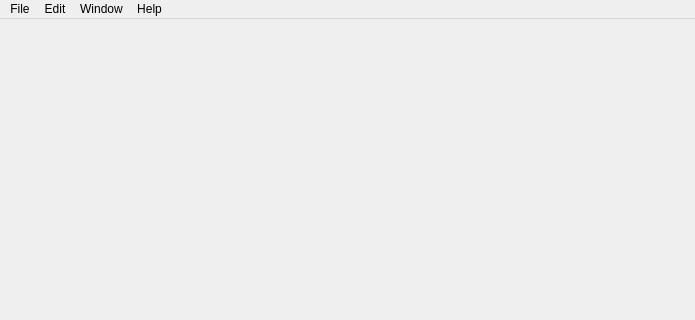
Before: the Qt Designer form frontend/main/main_window.ui in XmYx/ainodes-pyside, drawn with Qt 5; both pictures show x 0 to 695 and y 0 to 320 of the 695 by 485 pixel window.
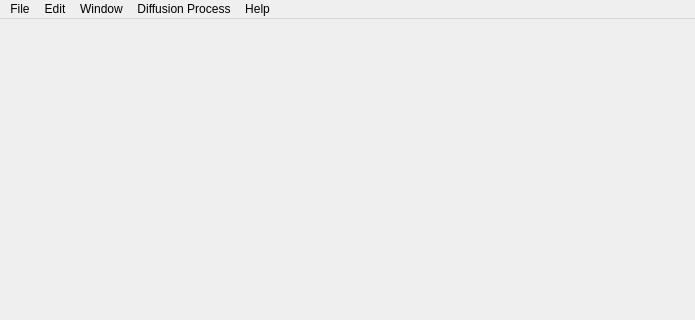
After: the same form once the commit is applied.

What changed in the file:
```diff
--- a/frontend/main/main_window.ui
+++ b/frontend/main/main_window.ui
@@ -32,7 +32,7 @@
      <x>0</x>
      <y>0</y>
      <width>695</width>
-     <height>21</height>
+     <height>22</height>
     </rect>
    </property>
    <widget class="QMenu" name="menuFile">
@@ -79,9 +79,20 @@
     <addaction name="separator"/>
     <addaction name="actionAbout_aiNodes"/>
    </widget>
+   <widget class="QMenu" name="menuSample_Process">
+    <property name="title">
+     <string>Diffusion Process</string>
+    </property>
+    <addaction name="actionDeforum_Text_to_Image"/>
+    <addaction name="actionLow_Mem_Text_To_Image"/>
+    <addaction name="actionImage_To_Image"/>
+    <addaction name="actionDeforum_Text_To_Video"/>
+    <addaction name="actionDeforum_Video_to_Video"/>
+   </widget>
    <addaction name="menuFile"/>
    <addaction name="menuEdit"/>
    <addaction name="menuWindow"/>
+   <addaction name="menuSample_Process"/>
    <addaction name="menuHelp"/>
   </widget>
   <widget class="QStatusBar" name="statusbar">
```
Left out of the diff: 25 changed lines with no effect on the pictures.
